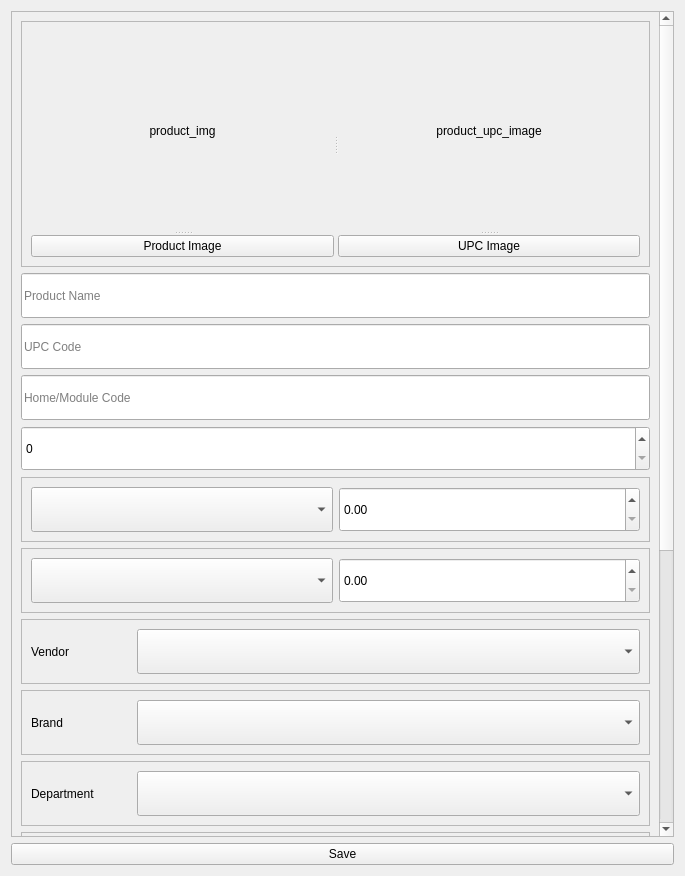
Old version of the form admin_client/client_gui/app/NewProduct/forms/NewProduct.ui in the repository deskos-xp/SaffronServer.
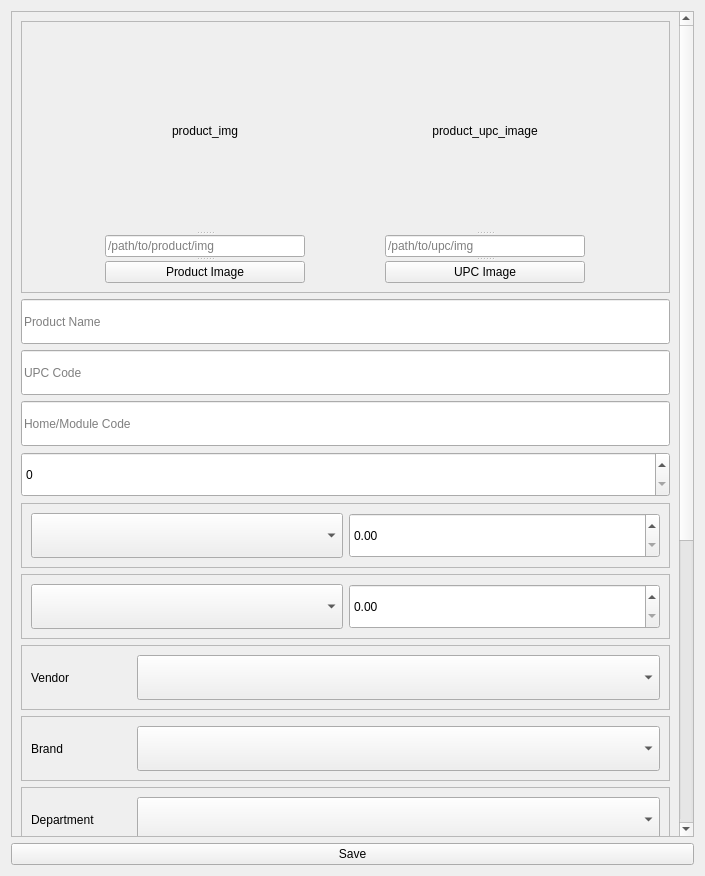
New version of the form.

Diff of the .ui file:
```diff
--- a/admin_client/client_gui/app/NewProduct/forms/NewProduct.ui
+++ b/admin_client/client_gui/app/NewProduct/forms/NewProduct.ui
@@ -6,7 +6,7 @@
    <rect>
     <x>0</x>
     <y>0</y>
-    <width>685</width>
+    <width>705</width>
     <height>876</height>
    </rect>
   </property>
@@ -26,8 +26,8 @@
          <rect>
           <x>0</x>
           <y>0</y>
-          <width>646</width>
-          <height>1227</height>
+          <width>666</width>
+          <height>1260</height>
          </rect>
         </property>
         <layout class="QGridLayout" name="gridLayout_4">
@@ -91,11 +91,7 @@
              </property>
              <layout class="QGridLayout" name="gridLayout_11">
               <item row="0" column="0">
-               <widget class="QSplitter" name="splitter_3">
-                <property name="orientation">
-                 <enum>Qt::Horizontal</enum>
-                </property>
-                <widget class="QSplitter" name="splitter">
+               <widget class="QSplitter" name="splitter_2">
                  <property name="orientation">
                   <enum>Qt::Vertical</enum>
                  </property>
@@ -106,6 +102,12 @@
                     <height>200</height>
                    </size>
                   </property>
+                 <property name="maximumSize">
+                  <size>
+                   <width>200</width>
+                   <height>200</height>
+                  </size>
+                 </property>
                   <property name="text">
                    <string>product_img</string>
                   </property>
@@ -116,13 +118,26 @@
                    <set>Qt::AlignCenter</set>
                   </property>
                  </widget>
+                <widget class="QLineEdit" name="product_img_path">
+                 <property name="dragEnabled">
+                  <bool>true</bool>
+                 </property>
+                 <property name="placeholderText">
+                  <string>/path/to/product/img</string>
+                 </property>
+                 <property name="clearButtonEnabled">
+                  <bool>true</bool>
+                 </property>
+                </widget>
                  <widget class="QPushButton" name="nav_product_img">
                   <property name="text">
                    <string>Product Image</string>
                   </property>
                  </widget>
                 </widget>
-                <widget class="QSplitter" name="splitter_2">
+              </item>
+              <item row="0" column="1">
+               <widget class="QSplitter" name="splitter">
                  <property name="orientation">
                   <enum>Qt::Vertical</enum>
                  </property>
@@ -133,6 +148,12 @@
                     <height>200</height>
                    </size>
                   </property>
+                 <property name="maximumSize">
+                  <size>
+                   <width>200</width>
+                   <height>200</height>
+                  </size>
+                 </property>
                   <property name="text">
                    <string>product_upc_image</string>
                   </property>
@@ -143,13 +164,23 @@
                    <set>Qt::AlignCenter</set>
                   </property>
                  </widget>
+                <widget class="QLineEdit" name="upc_img_path">
+                 <property name="dragEnabled">
+                  <bool>true</bool>
+                 </property>
+                 <property name="placeholderText">
+                  <string>/path/to/upc/img</string>
+                 </property>
+                 <property name="clearButtonEnabled">
+                  <bool>true</bool>
+                 </property>
+                </widget>
                  <widget class="QPushButton" name="nav_upc_img">
                   <property name="text">
                    <string>UPC Image</string>
                   </property>
                  </widget>
                 </widget>
-               </widget>
               </item>
              </layout>
             </widget>
```
Left out of the diff: 20 changed lines with no effect on the pictures. Lines whose indentation alone changed are shown as unchanged.
